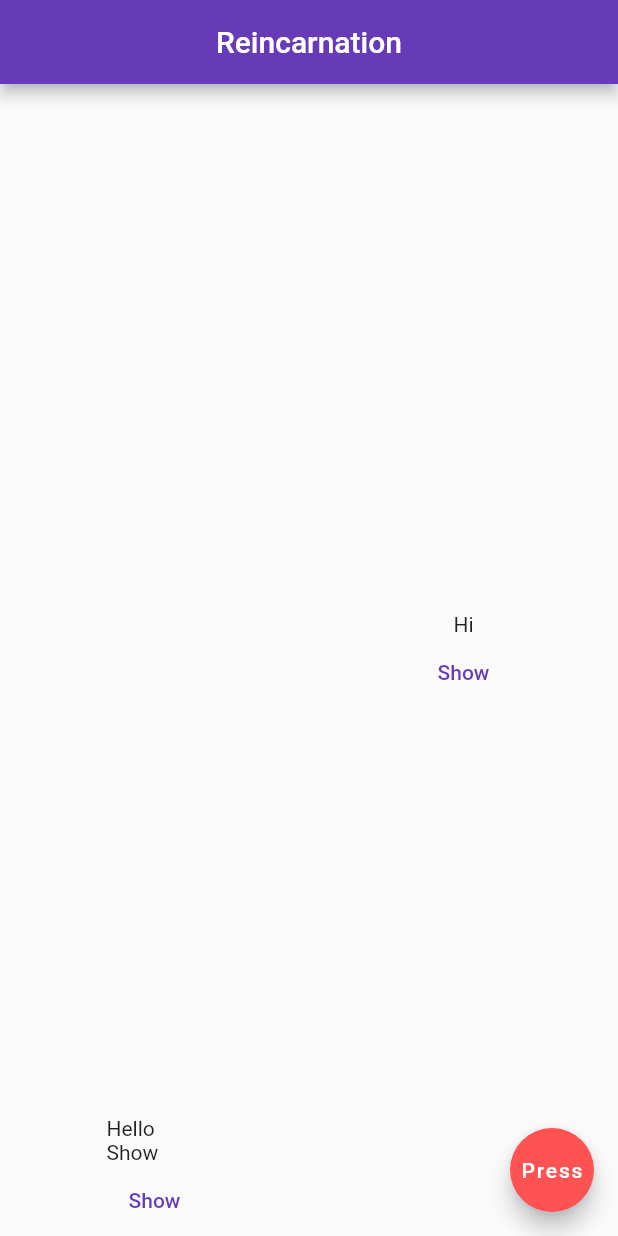
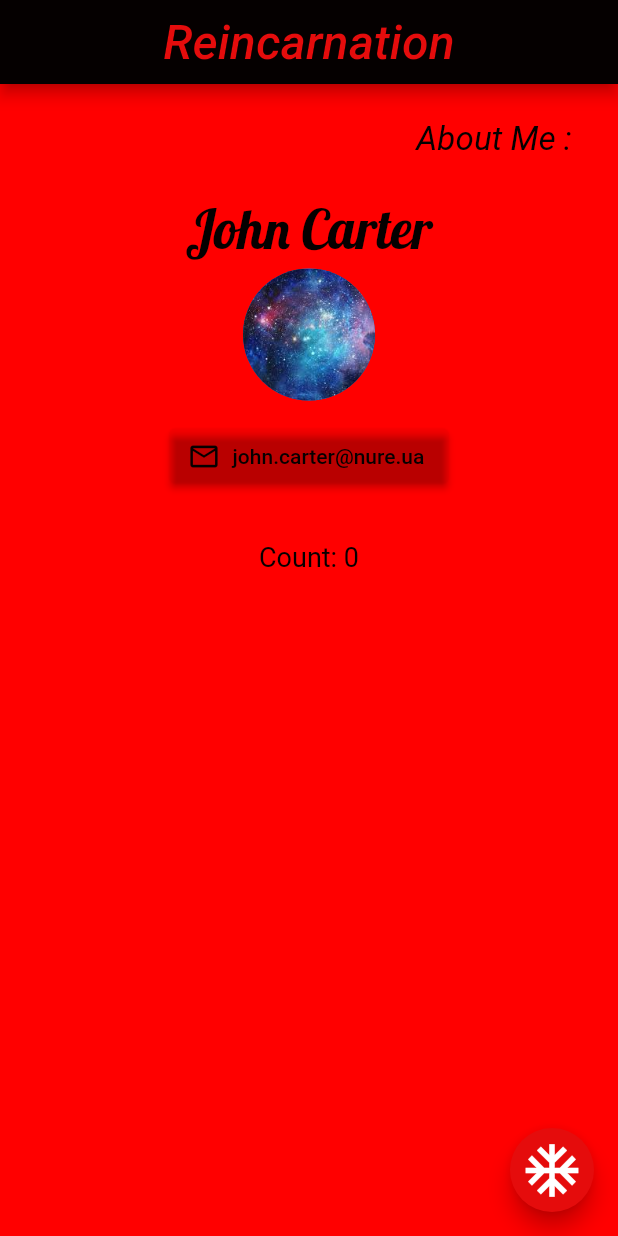
Before and after one commit to CherednychenkoIhor/first_flutter, a Flutter app: the screen it shows after launch, on a phone screen of 412 x 824 dp. Run offline on Flutter 3.47's test engine with Material 2 defaults, Android fonts, the phone set to English and light mode, and no system bars; Roboto replaces fonts that are missing (Times New Roman).

Commit message:
DEMO Application "About Me"

```diff
--- a/lib/main.dart
+++ b/lib/main.dart
@@ -1,45 +1,117 @@
+import 'package:first_flutter/utils/colors.dart';
+import 'package:first_flutter/utils/const.dart';
 import 'package:flutter/material.dart';
 
-void main() => runApp(MyApp());
+import 'utils/colors.dart';
 
-class MyApp extends StatelessWidget {
+void main() => runApp(const MaterialApp(
+      home: UserPanel(),
+    ));
+
+class UserPanel extends StatefulWidget {
+  const UserPanel({Key? key}) : super(key: key);
+
+  @override
+  State<UserPanel> createState() => _UserPanelState();
+}
+
+class _UserPanelState extends State<UserPanel> {
+  int _count = 0;
+
   @override
   Widget build(BuildContext context) {
-    return MaterialApp(
-      theme: ThemeData(primarySwatch: Colors.deepPurple),
-      home: Scaffold(
+    return Scaffold(
+      backgroundColor: color_scar,
       appBar: AppBar(
-          title: const Text('Reincarnation'),
+        title: Text(
+          title,
+          style: const TextStyle(
+              color: rad,
+              fontSize: 32,
+              fontFamily: 'Times New Roman',
+              fontStyle: FontStyle.italic),
+        ),
         centerTitle: true,
+        backgroundColor: Ctitle,
       ),
-        body: Row(
-          mainAxisAlignment: MainAxisAlignment.spaceAround,
+      body: SafeArea(
+        child: Row(
+          mainAxisAlignment: MainAxisAlignment.center,
           children: [
             Column(
-                mainAxisAlignment: MainAxisAlignment.end,
-              crossAxisAlignment: CrossAxisAlignment.start,
               children: [
-                const Text('Hello'),
-                const Text('Show'),
-                TextButton(onPressed: () {}, child: const Text('Show'))
+                twentyFourT,
+                Row(
+                  children: [
+                    Container(
+                      padding: const EdgeInsets.only(right: 252),
+                    ),
+                    Text(
+                      about,
+                      style: const TextStyle(
+                          color: Ctitle,
+                          fontSize: 22,
+                          fontFamily: 'Times New Roman',
+                          fontStyle: FontStyle.italic),
+                    ),
                   ],
                 ),
-            Column(
-              mainAxisAlignment: MainAxisAlignment.center,
+                twentyFourT,
+                Text(
+                  usname,
+                  style: const TextStyle(
+                    fontSize: 36,
+                    color: Ctitle,
+                    fontFamily: 'Lobster',
+                  ),
+                ),
+                fourT,
+                const CircleAvatar(
+                  backgroundImage: AssetImage('assets/nightSky.jpg'),
+                  radius: 44,
+                ),
+                thirteenT,
+                Row(
                   children: [
-                const Text('Hi'),
-                TextButton(onPressed: () {}, child: const Text('Show'))
+                    ElevatedButton.icon(
+                      onPressed: () {},
+                      icon: mail,
+                      style: ElevatedButton.styleFrom(
+                        primary: transParent,
+                      ),
+                      label: Text(
+                        email,
+                        style: const TextStyle(
+                          color: Ctitle,
+                          fontFamily: 'Times New Roman',
+                        ),
+                      ),
+                    ),
                   ],
-            )
+                ),
+                const Padding(padding: EdgeInsets.only(top: 33)),
+                Text(
+                  'Count: $_count',
+                  style: const TextStyle(
+                    fontSize: 18,
+                    color: Ctitle,
+                    fontFamily: 'Times New Roman',
+                  ),
+                ),
               ],
+            ),
+          ],
+        ),
       ),
       floatingActionButton: FloatingActionButton(
         onPressed: () {
-              print('One more');
+          setState(() {
+            _count++;
+          });
         },
-            backgroundColor: Colors.redAccent,
-            child: const Text("Press")),
+        backgroundColor: rad,
+        child: ice,
       ),
     );
-  } //
   }
+}
--- /dev/null
+++ b/lib/utils/colors.dart
@@ -0,0 +1,10 @@
+import 'dart:ui';
+
+import 'package:flutter/material.dart';
+
+const Color rad = Color(0xffe50c0c);
+const Color blu = Color(0xA00E07C9);
+const Color wht = Color(0xFFFFFFFF);
+const Color transParent = Color(0x00000000);
+const Color Ctitle = Color(0xFF050000);
+const Color color_scar = Color(0xFFFF0000);
--- /dev/null
+++ b/lib/utils/const.dart
@@ -0,0 +1,13 @@
+import 'package:first_flutter/utils/colors.dart';
+import 'package:flutter/material.dart';
+
+String hello = 'Hello';
+String title = 'Reincarnation';
+String usname = 'John Carter';
+String email = 'john.carter@nure.ua';
+String about = 'About Me : ';
+const Icon mail = Icon(Icons.mail_outline, size: 22, color: Ctitle);
+const Icon ice = Icon(Icons.ac_unit_sharp, size: 42, color: wht);
+const Padding fourT = Padding(padding: EdgeInsets.only(top: 4));
+const Padding twentyFourT = Padding(padding: EdgeInsets.only(top: 24));
+const Padding thirteenT = Padding(padding: EdgeInsets.only(top: 13));
--- a/pubspec.yaml
+++ b/pubspec.yaml
@@ -62,6 +62,7 @@ flutter:
   # To add assets to your application, add an assets section, like this:
   assets:
      - assets/139406.jpg
+     - assets/nightSky.jpg
 
   # An image asset can refer to one or more resolution-specific "variants", see
   # https://flutter.dev/assets-and-images/#resolution-aware
```
Also changed, not shown: assets/nightSky.jpg (added). Lines whose indentation alone changed are shown as unchanged.
